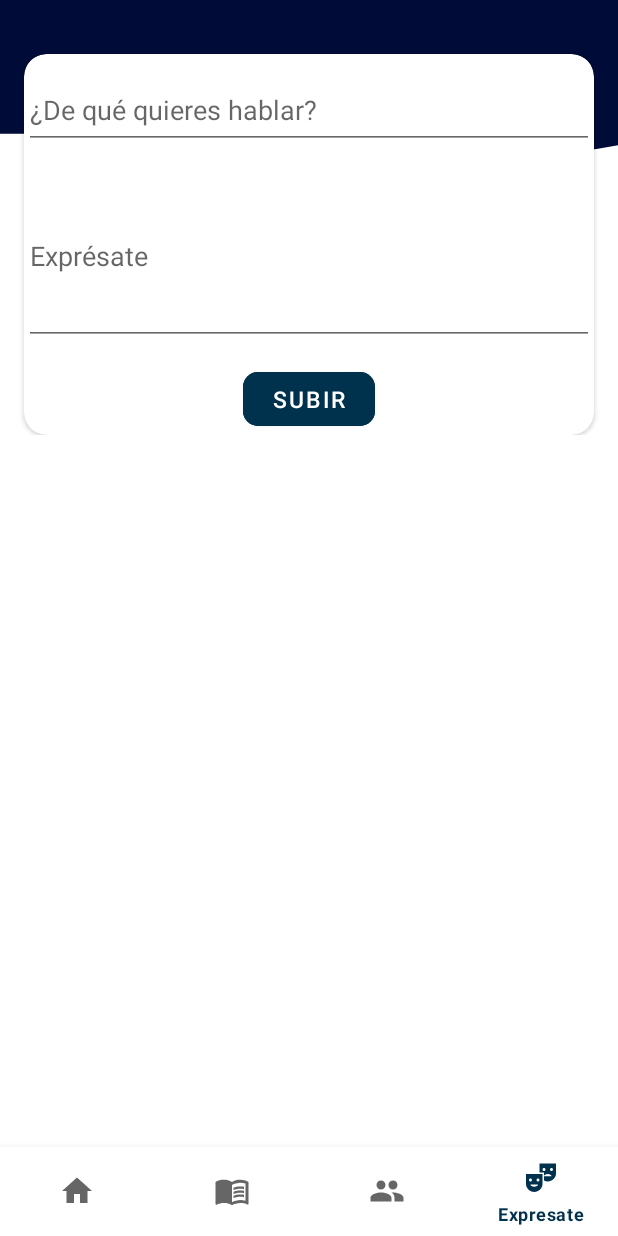
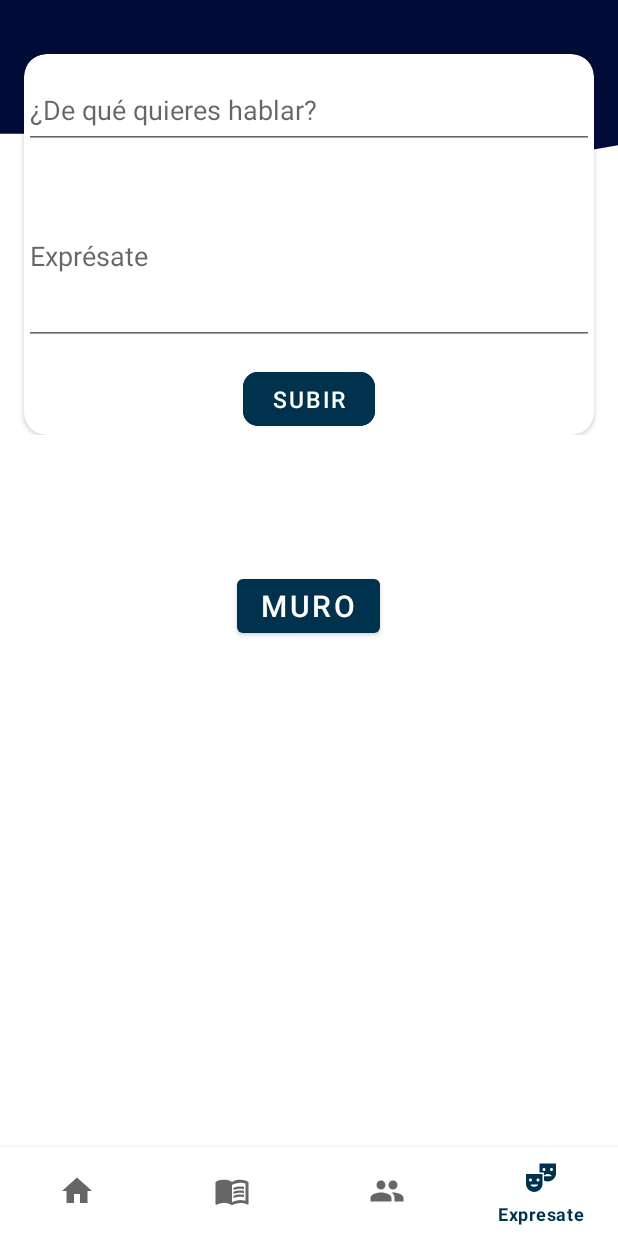
Before and after one commit to EricJess2001/Cultupaz_Movil, an Android app: the Expresate screen opened through its navigation route, on a phone screen of 412 x 824 dp. Run offline under Robolectric (Android 15) with nearby library versions, the light colour scheme and no system bars; our stand-ins replace Firebase (no records; nobody signed in at launch, a user with empty details on screens opened directly), navigation-ui.

Commit message:
Consumo get por idUsuario del muro

```diff
--- a/app/src/main/AndroidManifest.xml
+++ b/app/src/main/AndroidManifest.xml
@@ -26,17 +26,23 @@
             android:name=".MainActivity"
             android:exported="false"
             android:screenOrientation="portrait" />
+
         <activity
             android:name=".ui.termino_condiciones"
             android:exported="false"
             android:screenOrientation="portrait" />
+
+        <activity android:name="com.example.cultupazmovil.ui.ConsumoMuro" />
+
         <activity
             android:name=".ui.registro"
             android:exported="false"
             android:screenOrientation="portrait" />
+
         <activity
             android:name=".ui.inicio_sesion"
             android:exported="true">
+
             <intent-filter>
                 <action android:name="android.intent.action.MAIN" />
 
--- a/app/src/main/java/com/example/cultupazmovil/ui/Expresate.java
+++ b/app/src/main/java/com/example/cultupazmovil/ui/Expresate.java
@@ -2,7 +2,6 @@ package com.example.cultupazmovil.ui;
 
 import static android.content.Context.MODE_PRIVATE;
 
-import android.annotation.SuppressLint;
 import android.content.Intent;
 import android.content.SharedPreferences;
 import android.os.Bundle;
@@ -18,7 +17,7 @@ import androidx.fragment.app.DialogFragment;
 
 import com.example.cultupazmovil.MainActivity;
 import com.example.cultupazmovil.R;
-import com.example.cultupazmovil.databinding.FragmentInfoWebBinding;
+
 
 import java.io.IOException;
 
@@ -32,7 +31,7 @@ import okhttp3.Response;
 
 public class Expresate extends DialogFragment {
 
-    private Button buttonenviar;
+    private Button buttonenviar, muroo2;
     private EditText tema, expresion;
 
     private String idUsuario;
@@ -45,6 +44,7 @@ public class Expresate extends DialogFragment {
         tema = view.findViewById(R.id.temaha);
         expresion = view.findViewById(R.id.expression);
         buttonenviar = view.findViewById(R.id.buttonenviar);
+        muroo2 = view.findViewById(R.id.muroo2);
 
         SharedPreferences sp = getActivity().getSharedPreferences("Cultupaz", MODE_PRIVATE);
         idUsuario = sp.getString("idUsuario", "");
@@ -64,7 +64,7 @@ public class Expresate extends DialogFragment {
                 RequestBody requestBody = RequestBody.create(MediaType.parse("application/json"), jsonBody);
 
                 Request request = new Request.Builder()
-                        .url("http://10.185.81.241:7000/publicacion")
+                        .url("http://192.168.20.8:7000/publicacion")
                         .post(requestBody)
                         .build();
 
@@ -102,6 +102,14 @@ public class Expresate extends DialogFragment {
             }
         });
 
+        muroo2.setOnClickListener(new View.OnClickListener() {
+            @Override
+            public void onClick(View view) {
+                Intent intent = new Intent(getActivity(), ConsumoMuro.class);
+                startActivity(intent);
+            }
+        });
+
         return view;
     }
 }
--- a/app/src/main/java/com/example/cultupazmovil/ui/inicio_sesion.java
+++ b/app/src/main/java/com/example/cultupazmovil/ui/inicio_sesion.java
@@ -129,7 +129,7 @@ public class inicio_sesion extends AppCompatActivity {
         RequestBody requestBody = RequestBody.create(mediaType, jsonBody.toString());
 
         Request request = new Request.Builder()
-                .url("http://10.185.81.241:7000/loginUsuarios")
+                .url("http://192.168.20.8:7000/loginUsuarios")
                 .post(requestBody)
                 .build();
 
--- a/app/src/main/res/layout/fragment_expresate.xml
+++ b/app/src/main/res/layout/fragment_expresate.xml
@@ -100,10 +100,14 @@
                     android:layout_height="match_parent"
                     android:orientation="vertical">
 
-                    <androidx.recyclerview.widget.RecyclerView
-                        android:id="@+id/recyclerViewmuro1"
-                        android:layout_width="match_parent"
-                        android:layout_height="match_parent" />
+                   <Button
+                       android:id="@+id/muroo2"
+                       android:layout_width="wrap_content"
+                       android:layout_height="match_parent"
+                       android:text="Muro"
+                       android:textColor="@color/white"
+                       android:textSize="20sp"
+                       android:layout_gravity="center"/>
 
                 </LinearLayout>
 
```
Also changed, not shown: app/src/main/java/com/example/cultupazmovil/ui/ApiMuroo.java (deleted, +0 -16 lines), app/src/main/java/com/example/cultupazmovil/ui/ConsumoMuro.java (+106 -40 lines), app/src/main/res/layout/muro.xml (added, +17 -0 lines), app/src/main/java/com/example/cultupazmovil/ui/RetrofitApiService1.java (added).
